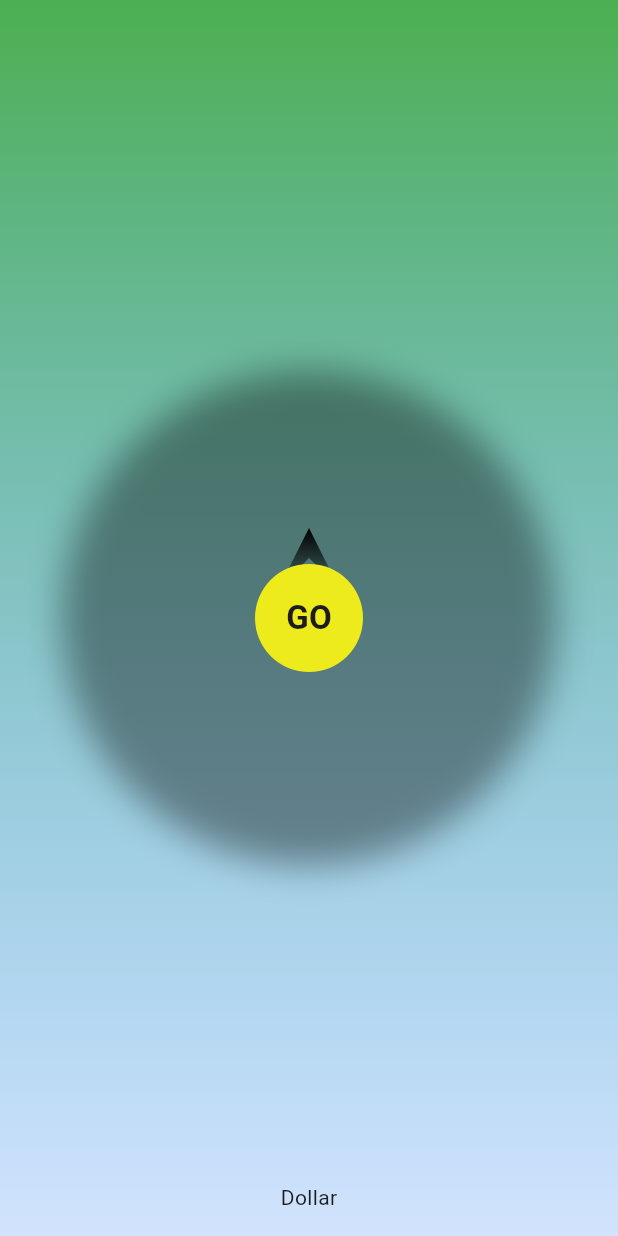
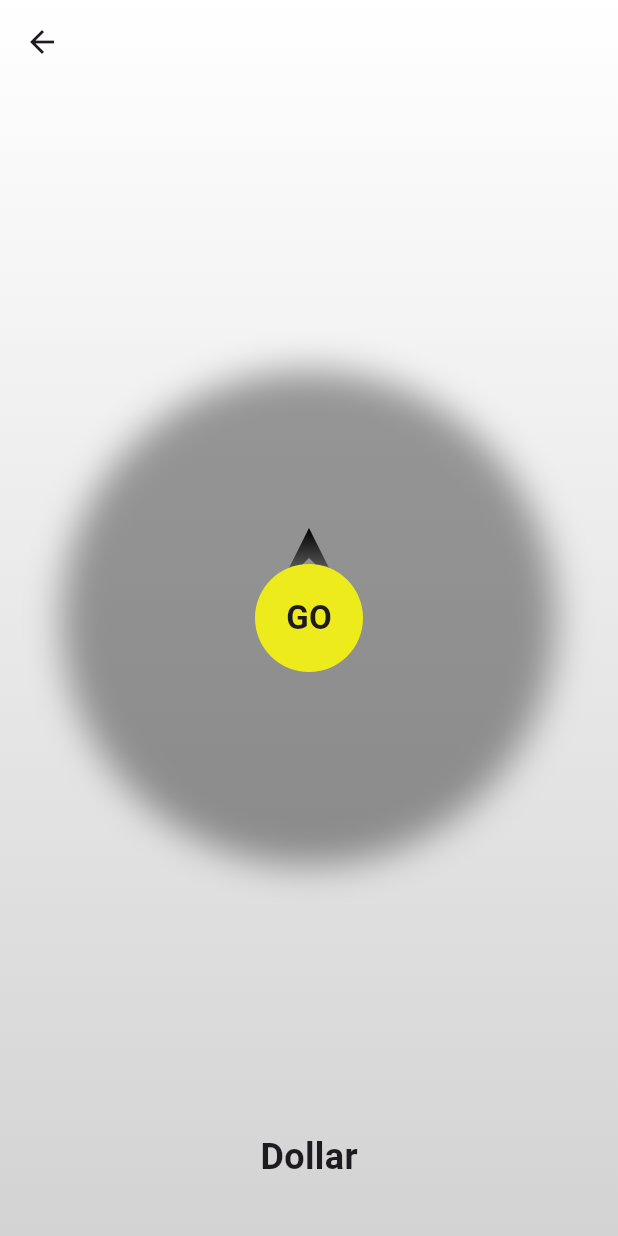
Before and after one commit to Rivalst/quiz_with_wheel, a Flutter app: the FortuneWheelScreen screen opened directly, on a phone screen of 412 x 824 dp. Run offline on Flutter 3.47's test engine with Material 3 defaults, Android fonts, the phone set to English and light mode, and no system bars; our stand-ins replace bloc, flutter_bloc, freezed_annotation; network calls fail.

Commit message:
Update wheel

```diff
--- a/lib/src/features/fortune_wheel/fortune_wheel_screen.dart
+++ b/lib/src/features/fortune_wheel/fortune_wheel_screen.dart
@@ -2,6 +2,7 @@ import 'dart:math';
 
 import 'package:flutter/material.dart';
 import 'package:flutter_bloc/flutter_bloc.dart';
+import 'package:quiz_with_wheel/src/core/util/theme.dart';
 import 'package:quiz_with_wheel/src/features/fortune_wheel/bloc/bloc/fortune_bloc.dart';
 import 'package:quiz_with_wheel/src/features/fortune_wheel/widgets/board_view.dart';
 import 'package:quiz_with_wheel/src/features/fortune_wheel/widgets/helpers/buttons.dart';
@@ -37,14 +38,20 @@ class _FortuneWheelScreenState extends State<FortuneWheelScreen>
     return BlocBuilder<FortuneWheelBloc, FortuneWheelState>(
       builder: (context, state) {
         return Scaffold(
-          body: Container(
-            decoration: BoxDecoration(
+          extendBodyBehindAppBar: true,
+          appBar: AppBar(
+            backgroundColor: Colors.transparent,
+          ),
+          body: Stack(
+            children: [
+              Container(
+                decoration: const BoxDecoration(
                   gradient: LinearGradient(
                     begin: Alignment.topCenter,
                     end: Alignment.bottomCenter,
                     colors: [
-                  Colors.green,
-                  Colors.blue.withOpacity(0.2),
+                      AppColors.white,
+                      AppColors.grey,
                     ],
                   ),
                 ),
@@ -63,16 +70,22 @@ class _FortuneWheelScreenState extends State<FortuneWheelScreen>
                             angle: angle,
                           ),
                           GoButton(onTap: _animationStart),
-                        ResultWidget(
+                          Padding(
+                            padding: const EdgeInsets.only(bottom: 20.0),
+                            child: ResultWidget(
                               items: state.items,
                               angle: angle,
                               current: _current,
                               value: value,
+                            ),
                           )
                         ],
                       );
-                  }),
+                    },
                   ),
+                ),
+              ),
+            ],
           ),
         );
       },
--- a/lib/src/features/fortune_wheel/widgets/helpers/result.dart
+++ b/lib/src/features/fortune_wheel/widgets/helpers/result.dart
@@ -32,7 +32,13 @@ class _ResultWidgetState extends State<ResultWidget> {
       padding: const EdgeInsets.symmetric(vertical: 16.0),
       child: Align(
         alignment: Alignment.bottomCenter,
-        child: Text(asset),
+        child: Text(
+          asset,
+          style: const TextStyle(
+            fontSize: 24.0,
+            fontWeight: FontWeight.w700,
+          ),
+        ),
       ),
     );
   }
```
Also changed, not shown: lib/src/features/fortune_wheel/widgets/helpers/buttons.dart (+7 -6 lines). Lines whose indentation alone changed are shown as unchanged.
